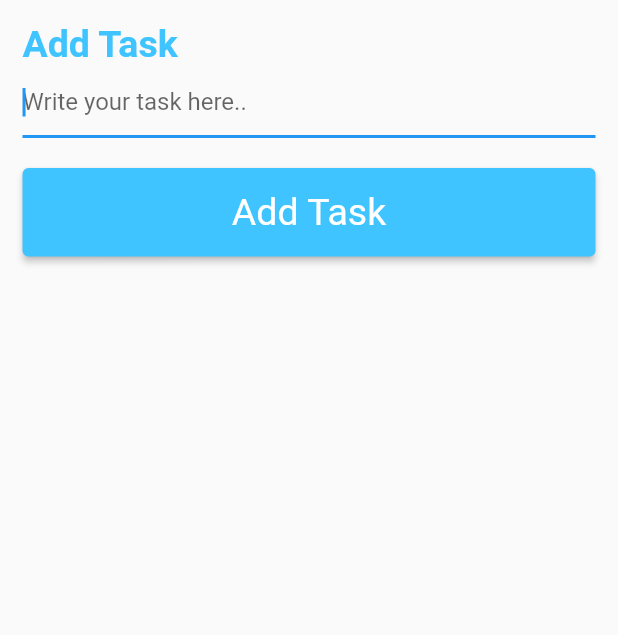
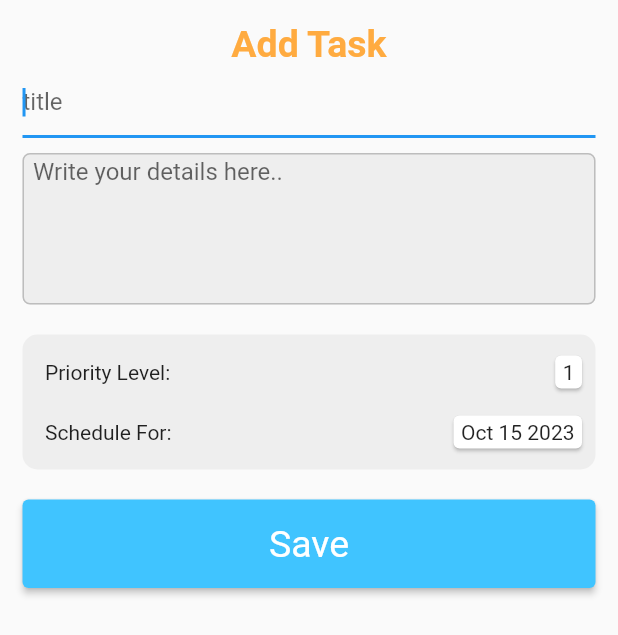
Before and after one commit to PascalJK/plannurx_lite, a Flutter app: the AddTaskPopup widget shown alone on an empty page, opened directly, on a phone screen of 412 x 824 dp. Shown: the top 635 px of the screen. Run offline on Flutter 3.47's test engine with Material 2 defaults, Android fonts, the light colour scheme and no system bars.

Commit message:
- added more properties to task model. - made changes to add_task popup.

```diff
--- a/lib/Models/task.dart
+++ b/lib/Models/task.dart
@@ -1,10 +1,17 @@
 class Task {
-  final String task;
+  // final String id;
+  final String title;
+  final String detail;
+  // final DateTime setDate;
+  DateTime lastEditDate = DateTime.now();
   bool isDone;
 
-  Task({required this.task, this.isDone = false}) {
-    print(task);
-  }
+  Task(
+      // {required this.id,
+      {required this.title,
+      required this.detail,
+      // required this.setDate,
+      this.isDone = false});
 
   void toggleDone() => isDone = !isDone;
 }
--- a/lib/popups/add_task.dart
+++ b/lib/popups/add_task.dart
@@ -3,14 +3,22 @@ import 'package:plannurx_lite/Models/task.dart';
 import 'package:plannurx_lite/controllers/task_controller.dart';
 import 'package:provider/provider.dart';
 
-class AddTaskPopup extends StatelessWidget {
-  AddTaskPopup({super.key});
+class AddTaskPopup extends StatefulWidget {
+  const AddTaskPopup({super.key});
 
-  final taskTextController = TextEditingController();
+  @override
+  State<AddTaskPopup> createState() => _AddTaskPopupState();
+}
+
+class _AddTaskPopupState extends State<AddTaskPopup> {
+  final taskTitleController = TextEditingController();
+  final taskDetailController = TextEditingController();
 
   void addNewTask(BuildContext context) {
-    var task = Task(task: taskTextController.text.trim());
-    taskTextController.clear();
+    var task = Task(
+        title: taskTitleController.text.trim(),
+        detail: taskDetailController.text.trim());
+    taskTitleController.clear();
     context.read<TaskController>().addTask(task);
     Navigator.pop(context);
   }
@@ -30,22 +38,84 @@ class AddTaskPopup extends StatelessWidget {
           children: [
             const Text(
               "Add Task",
+              textAlign: TextAlign.center,
               style: TextStyle(
-                  color: Colors.lightBlueAccent,
+                  color: Colors.orangeAccent,
                   fontSize: 25,
                   fontWeight: FontWeight.w600),
             ),
             TextField(
               autofocus: true,
-              controller: taskTextController,
+              controller: taskTitleController,
               minLines: 1,
-              maxLines: 5,
+              style: const TextStyle(),
+              decoration: const InputDecoration(hintText: "title"),
+            ),
+            const SizedBox(height: 10),
+            TextField(
+              controller: taskDetailController,
+              minLines: 5,
+              maxLines: 8,
               keyboardType: TextInputType.multiline,
               style: const TextStyle(),
-              decoration:
-                  const InputDecoration(hintText: "Write your task here.."),
+              decoration: InputDecoration(
+                contentPadding:
+                    const EdgeInsets.symmetric(horizontal: 7, vertical: 3),
+                hintText: "Write your details here..",
+                enabledBorder: OutlineInputBorder(
+                  borderSide: BorderSide(color: Colors.grey.shade400),
+                  borderRadius: BorderRadius.circular(5),
+                ),
+                focusedBorder: OutlineInputBorder(
+                  borderSide: BorderSide(color: Colors.orange.shade600),
+                  borderRadius: BorderRadius.circular(5),
+                ),
+                fillColor: Colors.grey.shade200,
+                filled: true,
+              ),
             ),
             const SizedBox(height: 20),
+            Container(
+              decoration: BoxDecoration(
+                borderRadius: BorderRadius.circular(10),
+                color: Colors.grey.shade200,
+              ),
+              padding: EdgeInsets.only(left: 15, top: 10, bottom: 10, right: 5),
+              child: Column(
+                children: [
+                  Row(
+                    children: [
+                      Expanded(
+                        child: Text("Priority Level:"),
+                      ),
+                      Card(
+                        child: Padding(
+                          padding: const EdgeInsets.symmetric(
+                              horizontal: 5, vertical: 3),
+                          child: Text("1"),
+                        ),
+                      ),
+                    ],
+                  ),
+                  SizedBox(height: 10),
+                  Row(
+                    children: [
+                      Expanded(
+                        child: Text("Schedule For:"),
+                      ),
+                      Card(
+                        child: Padding(
+                          padding: const EdgeInsets.symmetric(
+                              horizontal: 5, vertical: 3),
+                          child: Text("Oct 15 2023"),
+                        ),
+                      ),
+                    ],
+                  ),
+                ],
+              ),
+            ),
+            SizedBox(height: 20),
             ElevatedButton(
               onPressed: () => addNewTask(context),
               style: ElevatedButton.styleFrom(
@@ -54,7 +124,7 @@ class AddTaskPopup extends StatelessWidget {
                 padding:
                     const EdgeInsets.symmetric(horizontal: 25, vertical: 15),
               ),
-              child: const Text("Add Task"),
+              child: const Text("Save"),
             )
           ],
         ),
--- a/lib/widgets/task_tile.dart
+++ b/lib/widgets/task_tile.dart
@@ -18,7 +18,7 @@ class TaskTile extends StatelessWidget {
     return ListTile(
       onLongPress: longPressCallback,
       title: Text(
-        task.task,
+        task.title,
         style: TextStyle(
             decoration: task.isDone ? TextDecoration.lineThrough : null),
       ),
```
Also changed, not shown: lib/utils/constants.dart (added).
